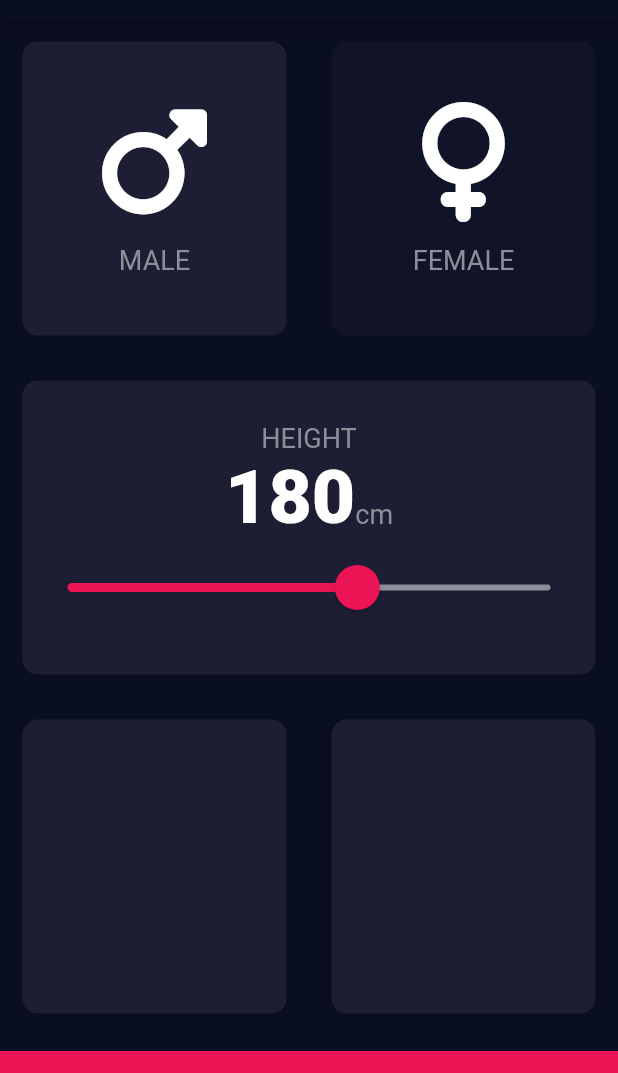
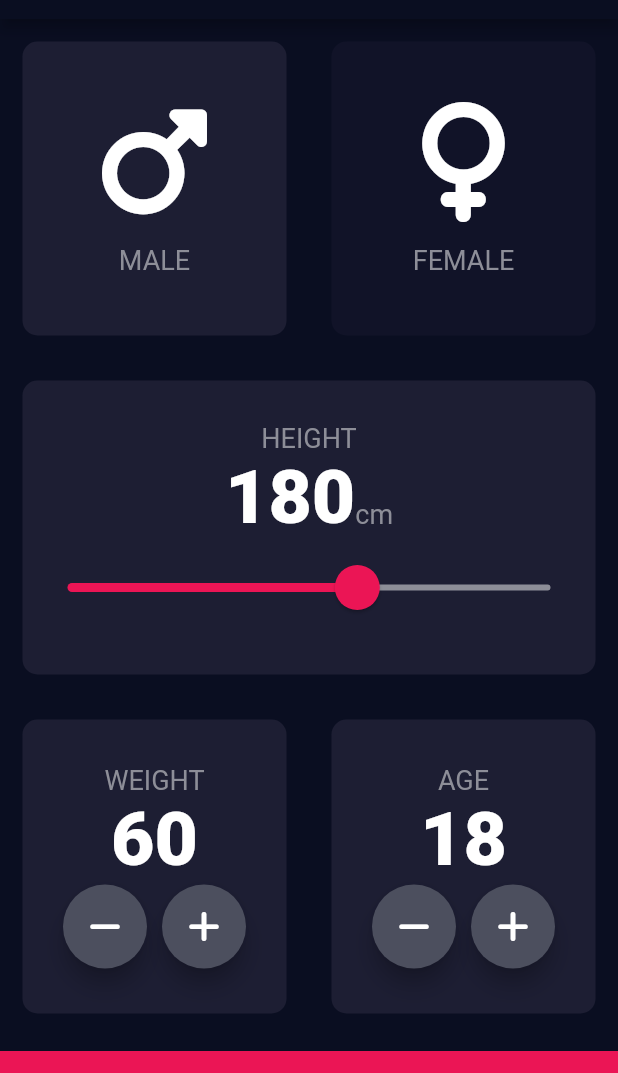
Before and after one commit to cagriaktpe/bmi-calculator, a Flutter app: the screen it shows after launch, on a phone screen of 412 x 824 dp, the part 65-1138 px from its top. Run offline on Flutter 3.47's test engine with Material 2 defaults, Android fonts, the phone set to English and light mode, and no system bars; our stand-ins replace font_awesome_flutter.

Commit message:
Add weight and age card
Update input_page.dart

```diff
--- a/lib/input_page.dart
+++ b/lib/input_page.dart
@@ -19,6 +19,8 @@ class InputPage extends StatefulWidget {
 class _InputPageState extends State<InputPage> {
   Gender selectedGender = Gender.male;
   int height = 180;
+  int weight = 60;
+  int age = 18;
 
   @override
   Widget build(BuildContext context) {
@@ -40,7 +42,9 @@ class _InputPageState extends State<InputPage> {
                     selectedGender = Gender.male;
                   });
                 },
-                    colour: selectedGender == Gender.male ? kActiveCardColour : kInactiveCardColour,
+                colour: selectedGender == Gender.male
+                    ? kActiveCardColour
+                    : kInactiveCardColour,
                 cardChild: IconContent(
                   icon: FontAwesomeIcons.mars,
                   label: 'MALE',
@@ -54,7 +58,9 @@ class _InputPageState extends State<InputPage> {
                       selectedGender = Gender.female;
                     });
                   },
-                  colour: selectedGender == Gender.female ? kActiveCardColour : kInactiveCardColour,
+                  colour: selectedGender == Gender.female
+                      ? kActiveCardColour
+                      : kInactiveCardColour,
                   cardChild: IconContent(
                     icon: FontAwesomeIcons.venus,
                     label: 'FEMALE',
@@ -63,7 +69,7 @@ class _InputPageState extends State<InputPage> {
               ),
             ],
           )),
-          // Weight card
+          // Height card
           Expanded(
             child: ReusableCard(
               colour: kActiveCardColour,
@@ -120,13 +126,99 @@ class _InputPageState extends State<InputPage> {
                 ],
               ),
             ),
-
           ),
+          // Age and weight cards
           Expanded(
               child: Row(
             children: <Widget>[
-              Expanded(child: ReusableCard(colour: kActiveCardColour)),
-              Expanded(child: ReusableCard(colour: kActiveCardColour)),
+              // Weight card
+              Expanded(
+                  child: ReusableCard(
+                colour: kActiveCardColour,
+                cardChild: Column(
+                  mainAxisAlignment: MainAxisAlignment.center,
+                  children: <Widget>[
+                    const Text(
+                      'WEIGHT',
+                      style: kLabelTextStyle,
+                    ),
+                    Text(
+                      weight.toString(),
+                      style: kNumberTextStyle,
+                    ),
+                    Row(
+                      mainAxisAlignment: MainAxisAlignment.center,
+                      children: <Widget>[
+                        // Remove button
+                        RoundIconButton(
+                          icon: FontAwesomeIcons.minus,
+                          onPressed: () {
+                            setState(() {
+                              weight--;
+                            });
+                          },
+                        ),
+                        const SizedBox(
+                          width: 10.0,
+                        ),
+                        // Add button
+                        RoundIconButton(
+                          icon: FontAwesomeIcons.plus,
+                          onPressed: () {
+                            setState(() {
+                              weight++;
+                            });
+                          },
+                        ),
+                      ],
+                    ),
+                  ],
+                ),
+              )),
+              // Age card
+              Expanded(
+                  child: ReusableCard(
+                colour: kActiveCardColour,
+                cardChild: Column(
+                  mainAxisAlignment: MainAxisAlignment.center,
+                  children: <Widget>[
+                    const Text(
+                      'AGE',
+                      style: kLabelTextStyle,
+                    ),
+                    Text(
+                      age.toString(),
+                      style: kNumberTextStyle,
+                    ),
+                    Row(
+                      mainAxisAlignment: MainAxisAlignment.center,
+                      children: <Widget>[
+                        // Remove button
+                        RoundIconButton(
+                          icon: FontAwesomeIcons.minus,
+                          onPressed: () {
+                            setState(() {
+                              age--;
+                            });
+                          },
+                        ),
+                        const SizedBox(
+                          width: 10.0,
+                        ),
+                        // Add button
+                        RoundIconButton(
+                          icon: FontAwesomeIcons.plus,
+                          onPressed: () {
+                            setState(() {
+                              age++;
+                            });
+                          },
+                        ),
+                      ],
+                    ),
+                  ],
+                ),
+              )),
             ],
           )),
           Container(
@@ -140,3 +232,25 @@ class _InputPageState extends State<InputPage> {
     );
   }
 }
+
+class RoundIconButton extends StatelessWidget {
+  const RoundIconButton({super.key, required this.icon, this.onPressed});
+
+  final IconData icon;
+  final Function()? onPressed;
+
+  @override
+  Widget build(BuildContext context) {
+    return RawMaterialButton(
+      onPressed: onPressed,
+      elevation: 6.0,
+      constraints: const BoxConstraints.tightFor(
+        width: 56.0,
+        height: 56.0,
+      ),
+      shape: const CircleBorder(),
+      fillColor: const Color(0xFF4C4F5E),
+      child: Icon(icon),
+    );
+  }
+}
```
Lines whose indentation alone changed are shown as unchanged.
